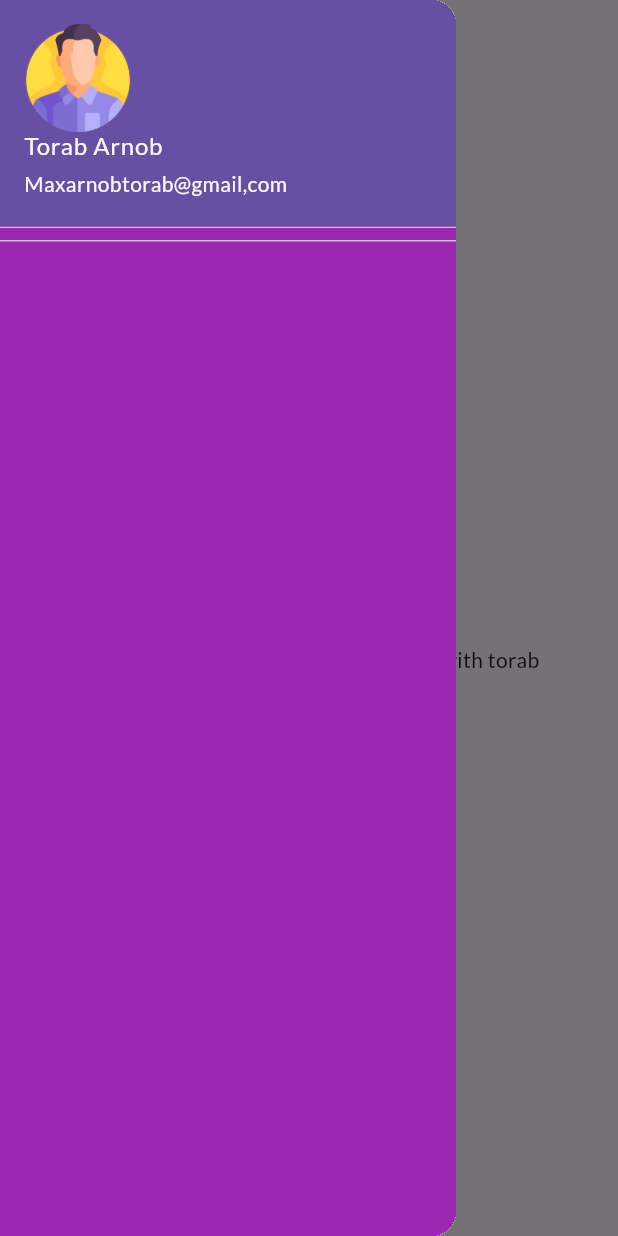
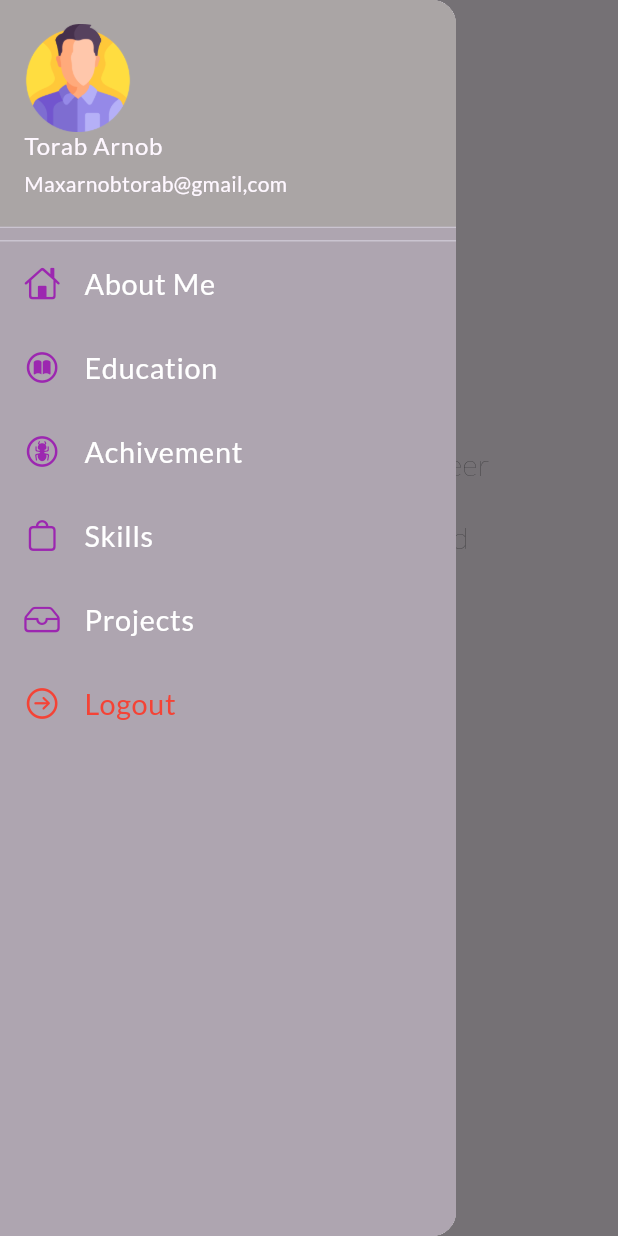
Before and after one commit to Torabarnob203311003/Learning-Flutter, a Flutter app: the HomePage screen opened by its route, with the side drawer open, on a phone screen of 412 x 824 dp. Run offline on Flutter 3.47's test engine with Material 3 defaults, Android fonts, the phone set to English and light mode, and no system bars; our stand-ins replace google_fonts.

Commit message:
day-6 complete

```diff
--- a/lib/main.dart
+++ b/lib/main.dart
@@ -4,7 +4,6 @@ import 'package:my_app/pages/login_page.dart';
 import 'package:my_app/utils/routes.dart';
 import 'pages/home_page.dart';
 import 'pages/login_page.dart';
-
 
 void main() {
   runApp(MyApp());
@@ -22,7 +21,7 @@ class MyApp extends StatelessWidget {
       darkTheme: ThemeData(
         brightness: Brightness.dark,
       ),
-      initialRoute: MyRoutes.homeRoute,
+      initialRoute: "/",
       routes: {
         "/": (context) => MyWidget(),
         MyRoutes.homeRoute: (context) => HomePage(),
--- a/lib/pages/Home_page.dart
+++ b/lib/pages/Home_page.dart
@@ -10,12 +10,69 @@ class HomePage extends StatelessWidget {
   Widget build(BuildContext context) {
     return Scaffold(
       appBar: AppBar(
-        title: Text("Cv App"),
+        title: Text("Mustafizur Rahman"),
       ),
       body: Center(
-        child: Container(
-          child: Text("welcome to learning flutter challenge $name"),
-        ),
+        child: Column(children: [
+          SizedBox(
+            height: 20,
+          ),
+          Image.asset(
+            "assets/images/Man.png",
+            height: 150,
+            width: 150,
+          ),
+          SizedBox(
+            height: 20,
+          ),
+          Text(
+            "Mustafizur Rahman",
+            style: TextStyle(
+              fontSize: 20,
+              fontWeight: FontWeight.bold,
+            ),
+          ),
+          SizedBox(
+            height: 20,
+          ),
+          Text(
+            "Assistant Software Engineer",
+            style: TextStyle(
+              fontSize: 20,
+              fontWeight: FontWeight.w200,
+            ),
+          ),
+          SizedBox(
+            height: 20,
+          ),
+          Text(
+            "Business Automation Ltd",
+            style: TextStyle(
+              fontSize: 20,
+              fontWeight: FontWeight.w200,
+            ),
+          ),
+          SizedBox(
+            height: 20,
+          ),
+          Text(
+            "Completed BSc in CSE ",
+            style: TextStyle(
+              fontSize: 18,
+              fontWeight: FontWeight.w200,
+            ),
+          ),
+          SizedBox(
+            height: 18,
+          ),
+          Text(
+            "from Varendra University",
+            style: TextStyle(
+              fontSize: 18,
+              fontWeight: FontWeight.w200,
+            ),
+          ),
+        ]),
       ),
       drawer: MyDrawer(),
     );
--- a/lib/pages/widgets/drawer.dart
+++ b/lib/pages/widgets/drawer.dart
@@ -1,3 +1,4 @@
+import 'package:flutter/cupertino.dart';
 import 'package:flutter/material.dart';
 
 class MyDrawer extends StatelessWidget {
@@ -5,7 +6,7 @@ class MyDrawer extends StatelessWidget {
   Widget build(BuildContext context) {
     return Drawer(
       child: Container(
-        color: Colors.purple,
+        color: const Color.fromARGB(255, 174, 165, 176),
         child: ListView(
           padding: EdgeInsets.zero,
           children: [
@@ -13,10 +14,56 @@ class MyDrawer extends StatelessWidget {
                 padding: EdgeInsets.zero,
                 margin: EdgeInsets.zero,
                 child: UserAccountsDrawerHeader(
+                  decoration: BoxDecoration(
+                    color: const Color.fromARGB(255, 170, 165, 165),
+                  ),
                   accountName: Text("Torab Arnob"),
                   accountEmail: Text("Maxarnobtorab@gmail,com"),
                   currentAccountPicture: Image.asset("assets/images/Man.png"),
-                ))
+                )),
+            ListTile(
+                leading: Icon(CupertinoIcons.home, color: Colors.purple),
+                title: Text(
+                  "About Me",
+                  textScaleFactor: 1.2,
+                  style: TextStyle(color: Colors.white),
+                )),
+            ListTile(
+                leading: Icon(CupertinoIcons.book_circle, color: Colors.purple),
+                title: Text(
+                  "Education",
+                  textScaleFactor: 1.2,
+                  style: TextStyle(color: Colors.white),
+                )),
+            ListTile(
+                leading: Icon(CupertinoIcons.ant_circle, color: Colors.purple),
+                title: Text(
+                  "Achivement",
+                  textScaleFactor: 1.2,
+                  style: TextStyle(color: Colors.white),
+                )),
+            ListTile(
+                leading: Icon(CupertinoIcons.bag, color: Colors.purple),
+                title: Text(
+                  "Skills",
+                  textScaleFactor: 1.2,
+                  style: TextStyle(color: Colors.white),
+                )),
+            ListTile(
+                leading: Icon(CupertinoIcons.tray, color: Colors.purple),
+                title: Text(
+                  "Projects",
+                  textScaleFactor: 1.2,
+                  style: TextStyle(color: Colors.white),
+                )),
+            ListTile(
+                leading:
+                    Icon(CupertinoIcons.arrow_right_circle, color: Colors.red),
+                title: Text(
+                  "Logout",
+                  textScaleFactor: 1.2,
+                  style: TextStyle(color: Colors.red),
+                )),
           ],
         ),
       ),
```
Also changed, not shown: 1 other file.
